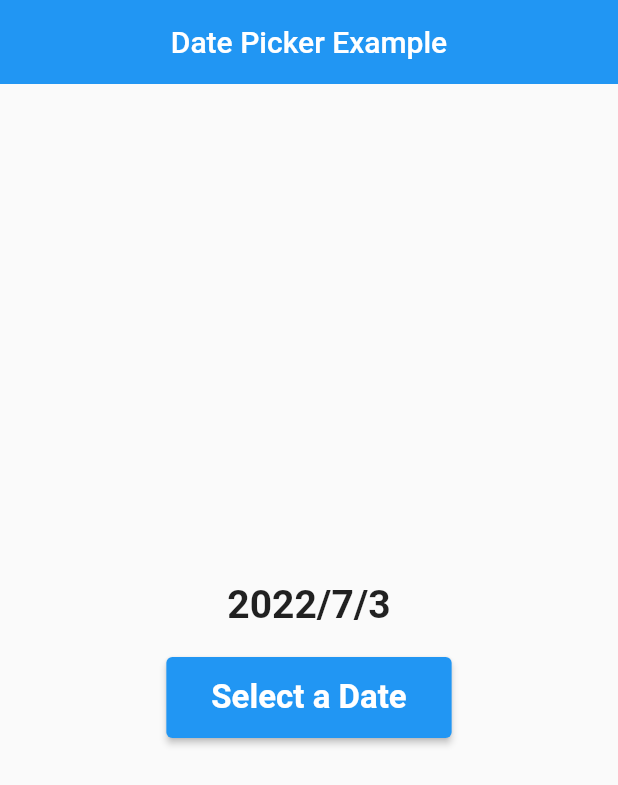
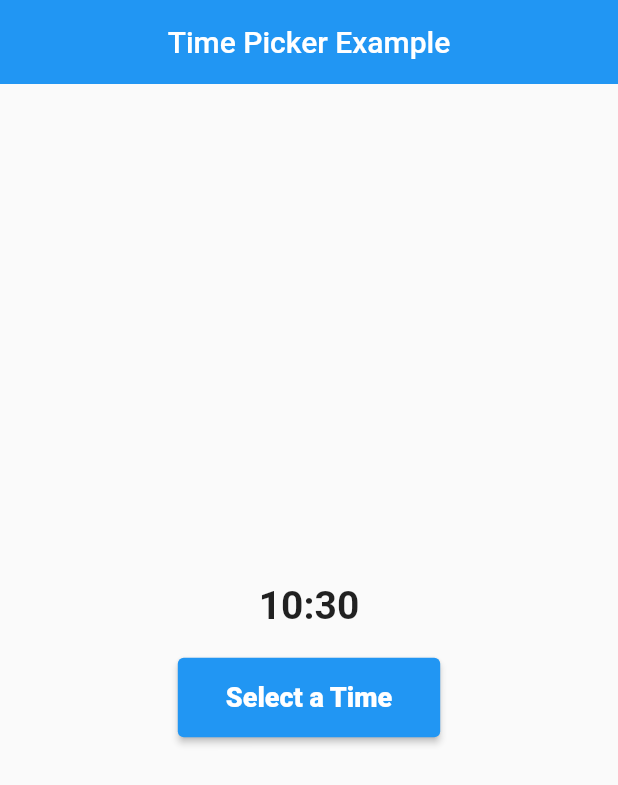
Before and after one commit to NilamPathak578/flutterHopeProjects, a Flutter app: the screen it shows after launch, on a phone screen of 412 x 824 dp. Shown: the top 785 px of the screen. Run offline on Flutter 3.47's test engine with Material 2 defaults, Android fonts, the phone set to English and light mode, and no system bars; our stand-ins replace font_awesome_flutter.

Commit message:
Time Picker Example

```diff
--- /dev/null
+++ b/lib/Views/time_picker.dart
@@ -0,0 +1,59 @@
+import 'package:flutter/material.dart';
+
+class TimePickerPage extends StatefulWidget {
+  const TimePickerPage({Key? key}) : super(key: key);
+
+  @override
+  State<TimePickerPage> createState() => _TimePickerPageState();
+}
+
+class _TimePickerPageState extends State<TimePickerPage> {
+  TimeOfDay timeOfDay = TimeOfDay.now();
+  @override
+  Widget build(BuildContext context) {
+    final hours = timeOfDay.hour.toString().padLeft(2, '0');
+    final minutes = timeOfDay.minute.toString().padLeft(2, '0');
+    return Scaffold(
+      appBar: AppBar(
+        title: const Text("Time Picker Example"),
+        centerTitle: true,
+        elevation: 0,
+      ),
+      body: Center(
+        child: Column(
+          mainAxisAlignment: MainAxisAlignment.center,
+          crossAxisAlignment: CrossAxisAlignment.center,
+          children: [
+            Text(
+              '$hours:$minutes',
+              style:
+                  const TextStyle(fontSize: 26.0, fontWeight: FontWeight.bold),
+            ),
+            const SizedBox(
+              height: 20.0,
+            ),
+            ElevatedButton(
+              onPressed: () async {
+                TimeOfDay? newTime = await showTimePicker(
+                    context: context,
+                    initialTime: timeOfDay,
+                    initialEntryMode: TimePickerEntryMode.input);
+                if (newTime == null) return;
+                setState(() {
+                  timeOfDay = newTime;
+                });
+              },
+              child: const Padding(
+                padding: EdgeInsets.all(16.0),
+                child: Text(
+                  "Select a Time",
+                  style: TextStyle(fontSize: 18.0, fontWeight: FontWeight.w800),
+                ),
+              ),
+            )
+          ],
+        ),
+      ),
+    );
+  }
+}
--- a/lib/main.dart
+++ b/lib/main.dart
@@ -4,6 +4,7 @@ import 'package:flutterhopeprojects/Views/home_page.dart';
 import 'package:flutterhopeprojects/Views/iconview.dart';
 import 'package:flutterhopeprojects/Views/image.dart';
 import 'package:flutterhopeprojects/Views/rich_text.dart';
+import 'package:flutterhopeprojects/Views/time_picker.dart';
 
 void main() {
   runApp(const MyApp());
@@ -25,7 +26,8 @@ class MyApp extends StatelessWidget {
       //home: const RichTextWidget(),
       //home: const ImagePage(),
       //home: const IconPage(),
-      home: const DatePickerPage(),
+      //home: const DatePickerPage(),
+      home: const TimePickerPage(),
     );
   }
 }
```
